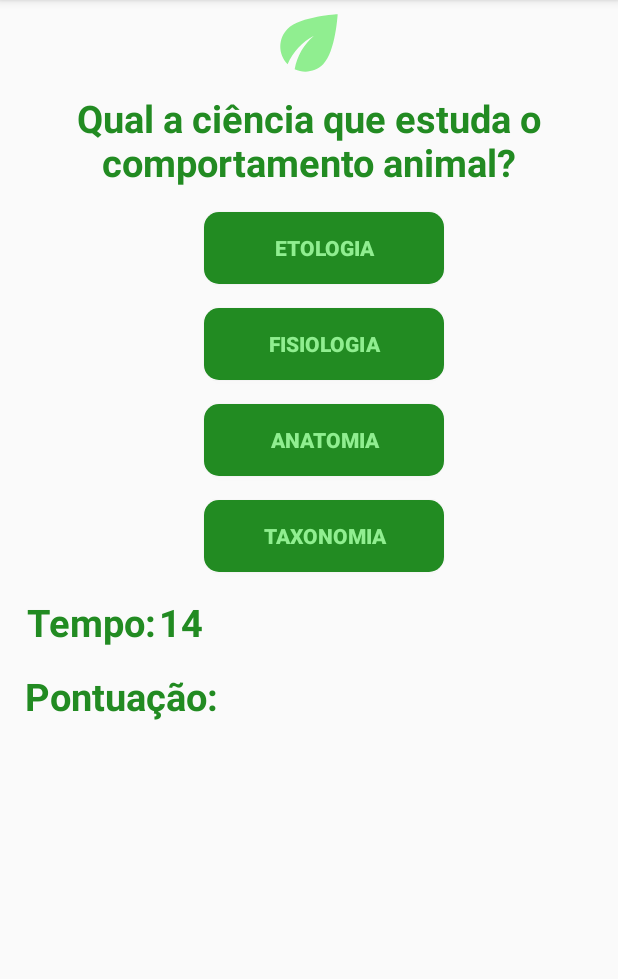
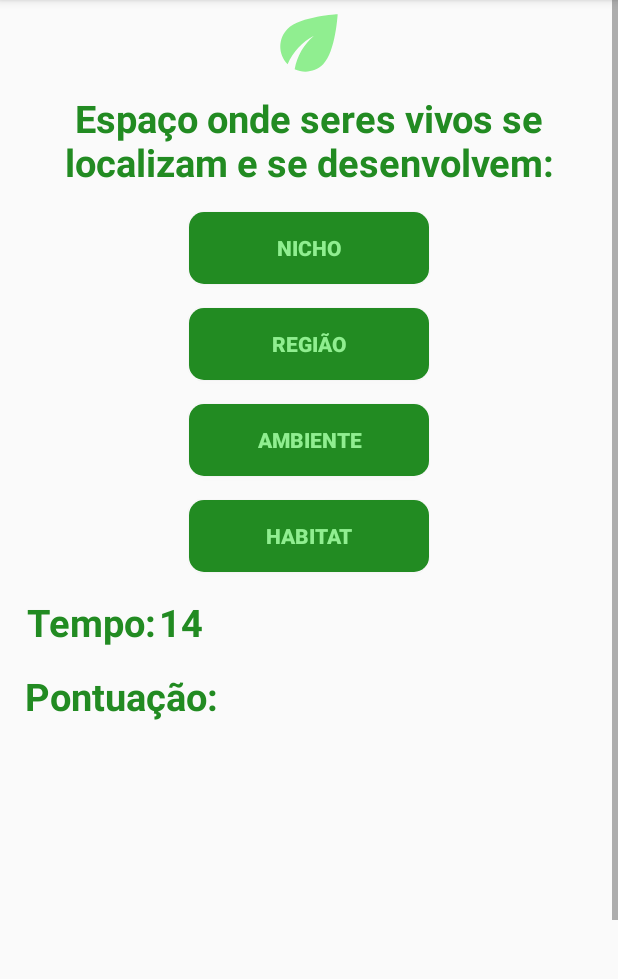
Before and after one commit to RenanSouzadeOliveira/EcoQuizMobile, an Android app: the Normal2 screen opened directly, with no data from a screen before it, on a phone screen of 412 x 824 dp, the part 84-1063 px from its top. Run offline under Robolectric (Android 15) with nearby library versions, the phone set to English and light mode, and no system bars; our stand-ins replace AdMob; libraries missing offline, so code that uses them is left out: com.koushikdutta.async, com.koushikdutta.ion; pictures from the network do not load; 5 statements that could not run were skipped.

Commit message:
Tela 'NORMAL2' implementada.

```diff
--- a/app/src/main/java/com/example/ecoquiz/controll/PartidaController.java
+++ b/app/src/main/java/com/example/ecoquiz/controll/PartidaController.java
@@ -17,6 +17,7 @@ public class PartidaController {
         respostas.add("AMENSALISMO");
         respostas.add("POLUIÇÃO AMBIENTAL");
         respostas.add("ETOLOGIA");
+        respostas.add("HABITAT");
 
 
         if(respostas.contains(alternativa)){
--- a/app/src/main/java/com/example/ecoquiz/normal/Normal1.java
+++ b/app/src/main/java/com/example/ecoquiz/normal/Normal2.java
@@ -32,7 +32,7 @@ import com.google.gson.JsonObject;
 import com.koushikdutta.async.future.FutureCallback;
 import com.koushikdutta.ion.Ion;
 
-public class Normal1 extends AppCompatActivity {
+public class Normal2 extends AppCompatActivity {
     private AlertDialog alerta;
     private CountDownTimer relogio;
     private RewardedAd rewardedAd;
@@ -44,7 +44,7 @@ public class Normal1 extends AppCompatActivity {
     @Override
     protected void onCreate(Bundle savedInstanceState) {
         super.onCreate(savedInstanceState);
-        setContentView(R.layout.activity_normal1);
+        setContentView(R.layout.activity_normal2);
         player = getIntent().getExtras().getParcelable("user");
         TextView pontuacao = (TextView)findViewById(R.id.txtPontuacaoAtual);
         pontuacao.setText(Integer.toString(player.getPontuacao()));
@@ -86,7 +86,7 @@ public class Normal1 extends AppCompatActivity {
             botao.setBackground(getResources().getDrawable(R.drawable.buttonverify));
             relogio.cancel();
             player.setPontuacao(Integer.parseInt(cronometro.getText().toString()));
-            Intent it = new Intent(Normal1.this, Novato1.class);
+            Intent it = new Intent(Normal2.this, Novato1.class);
             it.putExtra("user",player);
             startActivityForResult(it, 0);
         } else{
@@ -95,7 +95,7 @@ public class Normal1 extends AppCompatActivity {
             mp.start();
             botao.setBackground(getResources().getDrawable(R.drawable.buttonerror));
             relogio.cancel();
-            Intent it = new Intent(Normal1.this, Novato1.class);
+            Intent it = new Intent(Normal2.this, Novato1.class);
             it.putExtra("user",player);
             startActivityForResult(it, 0);
         }
@@ -113,7 +113,7 @@ public class Normal1 extends AppCompatActivity {
             botao.setBackground(getResources().getDrawable(R.drawable.buttonverify));
             relogio.cancel();
             player.setPontuacao(Integer.parseInt(cronometro.getText().toString()));
-            Intent it = new Intent(Normal1.this, Novato1.class);
+            Intent it = new Intent(Normal2.this, Novato1.class);
             it.putExtra("user",player);
             startActivityForResult(it, 0);
         } else{
@@ -122,7 +122,7 @@ public class Normal1 extends AppCompatActivity {
             mp.start();
             botao.setBackground(getResources().getDrawable(R.drawable.buttonerror));
             relogio.cancel();
-            Intent it = new Intent(Normal1.this, Novato1.class);
+            Intent it = new Intent(Normal2.this, Novato1.class);
             it.putExtra("user", player);
             startActivityForResult(it, 0);
         }
@@ -140,7 +140,7 @@ public class Normal1 extends AppCompatActivity {
             botao.setBackground(getResources().getDrawable(R.drawable.buttonverify));
             relogio.cancel();
             player.setPontuacao(Integer.parseInt(cronometro.getText().toString()));
-            Intent it = new Intent(Normal1.this, Novato1.class);
+            Intent it = new Intent(Normal2.this, Novato1.class);
             it.putExtra("user",player);
             startActivityForResult(it, 0);
         } else{
@@ -149,7 +149,7 @@ public class Normal1 extends AppCompatActivity {
             mp.start();
             botao.setBackground(getResources().getDrawable(R.drawable.buttonerror));
             relogio.cancel();
-            Intent it = new Intent(Normal1.this, Novato1.class);
+            Intent it = new Intent(Normal2.this, Novato1.class);
             it.putExtra("user", player);
             startActivityForResult(it, 0);
         }
@@ -167,7 +167,7 @@ public class Normal1 extends AppCompatActivity {
             botao.setBackground(getResources().getDrawable(R.drawable.buttonverify));
             relogio.cancel();
             player.setPontuacao(Integer.parseInt(cronometro.getText().toString()));
-            Intent it = new Intent(Normal1.this, Novato1.class);
+            Intent it = new Intent(Normal2.this, Novato1.class);
             it.putExtra("user",player);
             startActivityForResult(it, 0);
         } else{
@@ -176,7 +176,7 @@ public class Normal1 extends AppCompatActivity {
             mp.start();
             botao.setBackground(getResources().getDrawable(R.drawable.buttonerror));
             relogio.cancel();
-            Intent it = new Intent(Normal1.this, Novato1.class);
+            Intent it = new Intent(Normal2.this, Novato1.class);
             it.putExtra("user",player);
             startActivityForResult(it, 0);
         }
@@ -197,7 +197,7 @@ public class Normal1 extends AppCompatActivity {
                 @Override
                 public void onClick(View v) {
                     registrarOnline(player.getNome().toString(), player.getPontuacao());
-                    Intent it = new Intent(Normal1.this, MainActivity.class);
+                    Intent it = new Intent(Normal2.this, MainActivity.class);
                     startActivityForResult(it, 0);
                 }
             });
@@ -206,7 +206,7 @@ public class Normal1 extends AppCompatActivity {
                 @Override
                 public void onClick(View v) {
                     if (rewardedAd.isLoaded()) {
-                        Activity activityContext = Normal1.this;
+                        Activity activityContext = Normal2.this;
                         RewardedAdCallback adCallback = new RewardedAdCallback() {
                             @Override
                             public void onRewardedAdOpened() {
@@ -220,14 +220,14 @@ public class Normal1 extends AppCompatActivity {
 
                             @Override
                             public void onUserEarnedReward(@NonNull RewardItem rewardItem) {
-                                AlertDialog.Builder abc = new AlertDialog.Builder(Normal1.this);
+                                AlertDialog.Builder abc = new AlertDialog.Builder(Normal2.this);
                                 View dialog = getLayoutInflater().inflate(R.layout.dialog_continuar, null);
                                 Button btnContinue = (Button)dialog.findViewById(R.id.btnContinuar);
 
                                 btnContinue.setOnClickListener(new View.OnClickListener() {
                                     @Override
                                     public void onClick(View v) {
-                                        Intent it = new Intent(Normal1.this, Novato1.class);
+                                        Intent it = new Intent(Normal2.this, Novato1.class);
                                         it.putExtra("user",player);
                                         startActivityForResult(it, 0);
                                     }
@@ -258,7 +258,7 @@ public class Normal1 extends AppCompatActivity {
             msg.setNegativeButton("OK", new DialogInterface.OnClickListener() {
                 @Override
                 public void onClick(DialogInterface dialog, int which) {
-                    Intent it = new Intent(Normal1.this, MainActivity.class);
+                    Intent it = new Intent(Normal2.this, MainActivity.class);
                     startActivityForResult(it, 0);
                 }
             });
--- /dev/null
+++ b/app/src/main/res/layout/activity_normal2.xml
@@ -0,0 +1,165 @@
+<?xml version="1.0" encoding="utf-8"?>
+<RelativeLayout xmlns:android="http://schemas.android.com/apk/res/android"
+    xmlns:app="http://schemas.android.com/apk/res-auto"
+    xmlns:tools="http://schemas.android.com/tools"
+    android:layout_width="match_parent"
+    android:layout_height="match_parent"
+    tools:context=".normal.Normal2">
+
+    <ScrollView
+        android:layout_width="match_parent"
+        android:layout_height="match_parent">
+
+        <LinearLayout
+            android:layout_width="match_parent"
+            android:layout_height="match_parent"
+            android:orientation="vertical">
+
+            <androidx.constraintlayout.widget.ConstraintLayout
+                android:layout_width="match_parent"
+                android:layout_height="961dp">
+
+                <ImageView
+                    android:id="@+id/imgLogo"
+                    android:layout_width="0dp"
+                    android:layout_height="57dp"
+                    app:layout_constraintEnd_toEndOf="parent"
+                    app:layout_constraintStart_toStartOf="parent"
+                    app:layout_constraintTop_toTopOf="parent"
+                    app:srcCompat="@drawable/ic_baseline_eco_24" />
+
+                <TextView
+                    android:id="@+id/txtEnunciado"
+                    android:layout_width="0dp"
+                    android:layout_height="wrap_content"
+                    android:layout_marginTop="4dp"
+                    android:text="@string/enunciado_normal2"
+                    android:textAlignment="center"
+                    android:textColor="@color/colorPrimary"
+                    android:textSize="25sp"
+                    android:textStyle="bold"
+                    app:layout_constraintEnd_toEndOf="parent"
+                    app:layout_constraintStart_toStartOf="parent"
+                    app:layout_constraintTop_toBottomOf="@+id/imgLogo" />
+
+                <Button
+                    android:id="@+id/btnResposta0"
+                    android:layout_width="160dp"
+                    android:layout_height="0dp"
+                    android:layout_marginTop="16dp"
+                    android:background="@drawable/buttonstyle"
+                    android:onClick="verificarResposta0"
+                    android:text="@string/R0N2"
+                    android:textAlignment="center"
+                    android:textColor="@color/colotSecundari"
+                    android:textStyle="bold"
+                    app:layout_constraintEnd_toEndOf="parent"
+                    app:layout_constraintStart_toStartOf="parent"
+                    app:layout_constraintTop_toBottomOf="@+id/txtEnunciado" />
+
+                <Button
+                    android:id="@+id/btnResposta1"
+                    android:layout_width="160dp"
+                    android:layout_height="0dp"
+                    android:layout_marginTop="16dp"
+                    android:background="@drawable/buttonstyle"
+                    android:onClick="verificarResposta1"
+                    android:text="@string/R1N2"
+                    android:textAlignment="center"
+                    android:textColor="@color/colotSecundari"
+                    android:textStyle="bold"
+                    app:layout_constraintEnd_toEndOf="@+id/btnResposta0"
+                    app:layout_constraintStart_toStartOf="@+id/btnResposta0"
+                    app:layout_constraintTop_toBottomOf="@+id/btnResposta0" />
+
+                <Button
+                    android:id="@+id/btnResposta2"
+                    android:layout_width="160dp"
+                    android:layout_height="0dp"
+                    android:layout_marginTop="16dp"
+                    android:background="@drawable/buttonstyle"
+                    android:onClick="verificarResposta2"
+                    android:text="@string/R2N2"
+                    android:textAlignment="center"
+                    android:textColor="@color/colotSecundari"
+                    android:textStyle="bold"
+                    app:layout_constraintEnd_toEndOf="@+id/btnResposta1"
+                    app:layout_constraintStart_toStartOf="@+id/btnResposta1"
+                    app:layout_constraintTop_toBottomOf="@+id/btnResposta1" />
+
+                <Button
+                    android:id="@+id/btnResposta3"
+                    android:layout_width="160dp"
+                    android:layout_height="0dp"
+                    android:layout_marginTop="16dp"
+                    android:background="@drawable/buttonstyle"
+                    android:onClick="verificarResposta3"
+                    android:text="@string/R3N2"
+                    android:textAlignment="center"
+                    android:textColor="@color/colotSecundari"
+                    android:textStyle="bold"
+                    app:layout_constraintEnd_toEndOf="@+id/btnResposta2"
+                    app:layout_constraintHorizontal_bias="1.0"
+                    app:layout_constraintStart_toStartOf="@+id/btnResposta2"
+                    app:layout_constraintTop_toBottomOf="@+id/btnResposta2" />
+
+                <TextView
+                    android:id="@+id/txtTempo"
+                    android:layout_width="90dp"
+                    android:layout_height="33dp"
+                    android:layout_marginStart="16dp"
+                    android:layout_marginTop="16dp"
+                    android:text="@string/tempo"
+                    android:textAlignment="center"
+                    android:textColor="@color/colorPrimary"
+                    android:textSize="25sp"
+                    android:textStyle="bold"
+                    app:layout_constraintStart_toStartOf="parent"
+                    app:layout_constraintTop_toBottomOf="@+id/btnResposta3" />
+
+                <TextView
+                    android:id="@+id/txtCronometro"
+                    android:layout_width="30dp"
+                    android:layout_height="33dp"
+                    android:layout_marginTop="16dp"
+                    android:text="@string/crNormal"
+                    android:textAlignment="center"
+                    android:textColor="@color/colorPrimary"
+                    android:textSize="25sp"
+                    android:textStyle="bold"
+                    app:layout_constraintStart_toEndOf="@+id/txtTempo"
+                    app:layout_constraintTop_toBottomOf="@+id/btnResposta3" />
+
+                <TextView
+                    android:id="@+id/txtPontuacao"
+                    android:layout_width="130dp"
+                    android:layout_height="33dp"
+                    android:layout_marginTop="16dp"
+                    android:text="@string/pontuacao"
+                    android:textAlignment="center"
+                    android:textColor="@color/colorPrimary"
+                    android:textSize="25sp"
+                    android:textStyle="bold"
+                    app:layout_constraintStart_toStartOf="@+id/txtTempo"
+                    app:layout_constraintTop_toBottomOf="@+id/txtTempo" />
+
+                <TextView
+                    android:id="@+id/txtPontuacaoAtual"
+                    android:layout_width="45dp"
+                    android:layout_height="33dp"
+                    android:layout_marginStart="4dp"
+                    android:layout_marginTop="16dp"
+                    android:text="@string/pontuacaoAtual"
+                    android:textAlignment="center"
+                    android:textColor="@color/colorPrimary"
+                    android:textSize="25sp"
+                    android:textStyle="bold"
+                    app:layout_constraintEnd_toEndOf="@+id/txtCronometro"
+                    app:layout_constraintHorizontal_bias="0.0"
+                    app:layout_constraintStart_toEndOf="@+id/txtPontuacao"
+                    app:layout_constraintTop_toBottomOf="@+id/txtCronometro" />
+            </androidx.constraintlayout.widget.ConstraintLayout>
+        </LinearLayout>
+    </ScrollView>
+
+</RelativeLayout>
--- a/app/src/main/res/values/strings.xml
+++ b/app/src/main/res/values/strings.xml
@@ -20,4 +20,9 @@
     <string name="R1N1">FISIOLOGIA</string>
     <string name="R2N1">ANATOMIA</string>
     <string name="R3N1">TAXONOMIA</string>
+    <string name="enunciado_normal2">Espaço onde seres vivos se localizam e se desenvolvem:</string>
+    <string name="R0N2">NICHO</string>
+    <string name="R1N2">REGIÃO</string>
+    <string name="R2N2">AMBIENTE</string>
+    <string name="R3N2">HABITAT</string>
 </resources>
```
Also changed, not shown: app/src/main/AndroidManifest.xml (+17 -16 lines).
